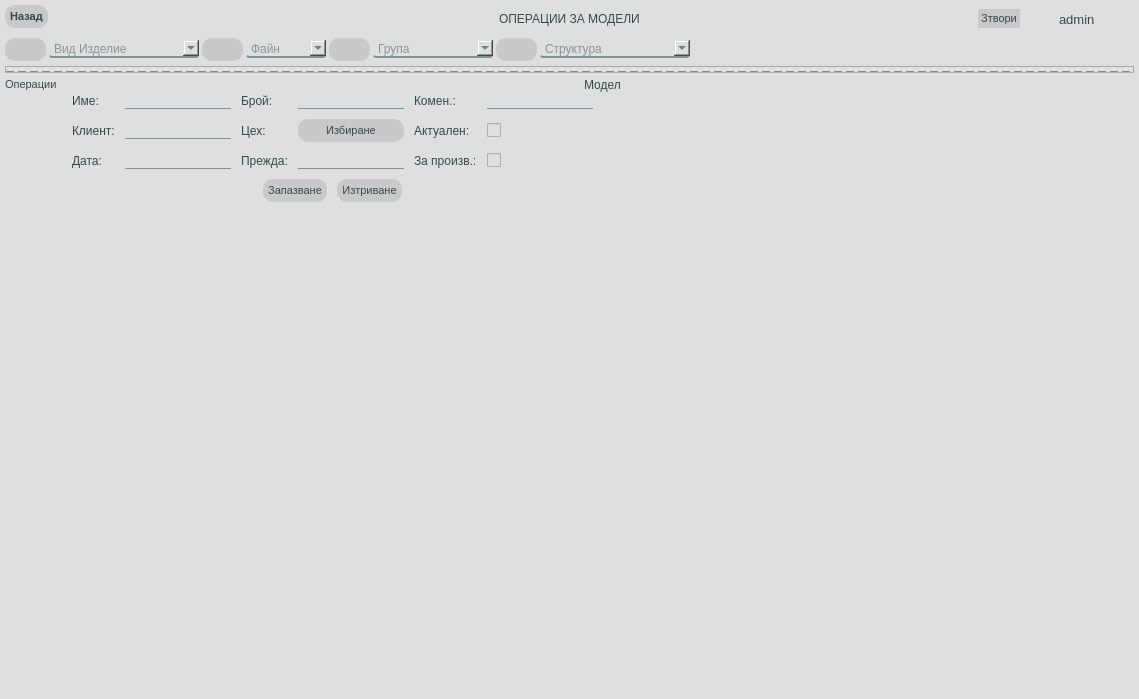
Before: the Qt Designer form app/ui/widgets/groupOpersCustomWidget.ui in DevilPhp/WorkSalary.v01, drawn with Qt 5.
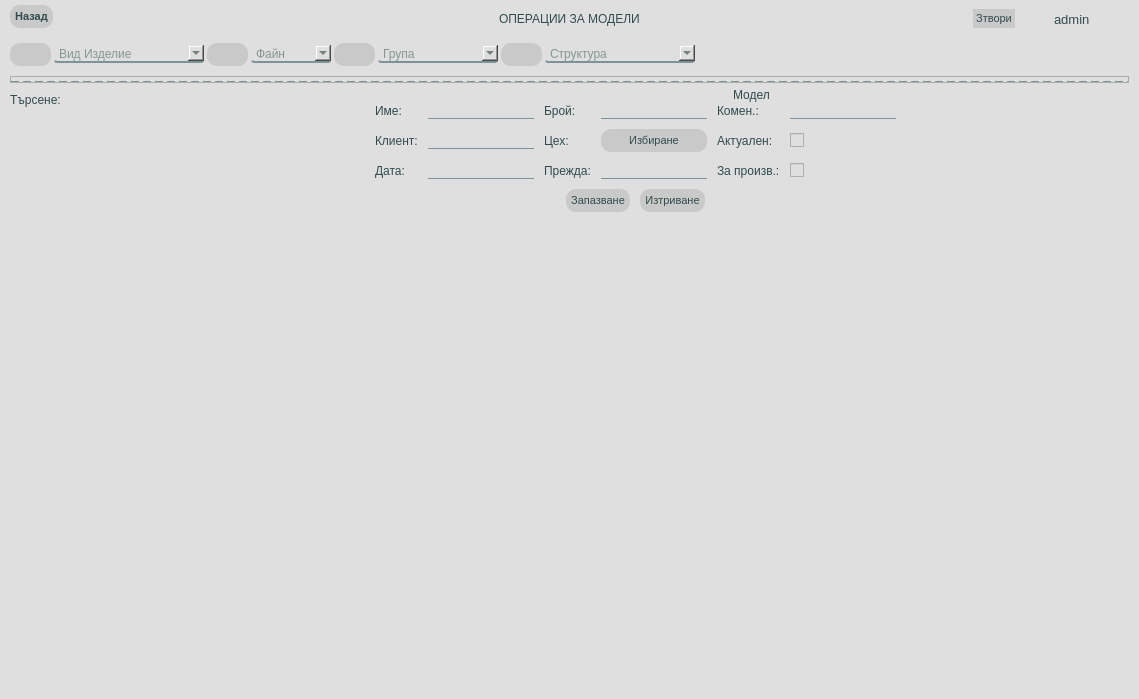
After: the same form once the commit is applied. Icons and pictures are not drawn.

```diff
--- a/app/ui/widgets/groupOpersCustomWidget.ui
+++ b/app/ui/widgets/groupOpersCustomWidget.ui
@@ -131,13 +131,13 @@
     <number>10</number>
    </property>
    <property name="leftMargin">
-    <number>5</number>
+    <number>10</number>
    </property>
    <property name="topMargin">
     <number>5</number>
    </property>
    <property name="rightMargin">
-    <number>5</number>
+    <number>10</number>
    </property>
    <property name="bottomMargin">
     <number>5</number>
@@ -152,7 +152,7 @@
      </property>
      <layout class="QVBoxLayout" name="verticalLayout_4">
       <property name="spacing">
-       <number>5</number>
+       <number>10</number>
       </property>
       <property name="leftMargin">
        <number>0</number>
@@ -685,29 +685,29 @@
             <property name="bottomMargin">
              <number>0</number>
             </property>
-            <item>
-             <widget class="QWidget" name="widget" native="true">
+            <item alignment="Qt::AlignLeft">
+             <widget class="QWidget" name="operationViewWidget" native="true">
               <property name="sizePolicy">
-               <sizepolicy hsizetype="Preferred" vsizetype="Expanding">
+               <sizepolicy hsizetype="Expanding" vsizetype="Expanding">
                 <horstretch>0</horstretch>
                 <verstretch>0</verstretch>
                </sizepolicy>
               </property>
               <property name="minimumSize">
                <size>
-                <width>0</width>
+                <width>350</width>
                 <height>0</height>
                </size>
               </property>
               <property name="maximumSize">
                <size>
-                <width>320</width>
+                <width>16777215</width>
                 <height>16777215</height>
                </size>
               </property>
-              <layout class="QVBoxLayout" name="verticalLayout_6">
+              <layout class="QVBoxLayout" name="verticalLayout_5">
                <property name="spacing">
-                <number>3</number>
+                <number>10</number>
                </property>
                <property name="leftMargin">
                 <number>0</number>
@@ -721,17 +721,23 @@
                <property name="bottomMargin">
                 <number>0</number>
                </property>
-               <item alignment="Qt::AlignHCenter|Qt::AlignTop">
-                <widget class="QWidget" name="widget_3" native="true">
-                 <layout class="QVBoxLayout" name="verticalLayout_5">
+               <item alignment="Qt::AlignLeft|Qt::AlignTop">
+                <widget class="QWidget" name="searchWidget" native="true">
+                 <property name="sizePolicy">
+                  <sizepolicy hsizetype="Expanding" vsizetype="Expanding">
+                   <horstretch>0</horstretch>
+                   <verstretch>0</verstretch>
+                  </sizepolicy>
+                 </property>
+                 <layout class="QHBoxLayout" name="horizontalLayout_12">
                   <property name="spacing">
-                   <number>0</number>
+                   <number>3</number>
                   </property>
                   <property name="leftMargin">
                    <number>0</number>
                   </property>
                   <property name="topMargin">
-                   <number>0</number>
+                   <number>5</number>
                   </property>
                   <property name="rightMargin">
                    <number>0</number>
@@ -742,22 +748,49 @@
                   <item>
                    <widget class="QLabel" name="label">
                     <property name="text">
-                     <string>Операции</string>
+                     <string>Търсене: </string>
                     </property>
                    </widget>
                   </item>
+                  <item>
+                   <widget class="QWidget" name="searchHolderWidget" native="true">
+                    <property name="minimumSize">
+                     <size>
+                      <width>220</width>
+                      <height>0</height>
+                     </size>
+                    </property>
+                    <layout class="QHBoxLayout" name="horizontalLayout_15">
+                     <property name="spacing">
+                      <number>0</number>
+                     </property>
+                     <property name="leftMargin">
+                      <number>0</number>
+                     </property>
+                     <property name="topMargin">
+                      <number>0</number>
+                     </property>
+                     <property name="rightMargin">
+                      <number>0</number>
+                     </property>
+                     <property name="bottomMargin">
+                      <number>0</number>
+                     </property>
+                    </layout>
+                   </widget>
+                  </item>
                  </layout>
                 </widget>
                </item>
                <item>
                 <widget class="QWidget" name="operationListViewWidget" native="true">
                  <property name="sizePolicy">
-                  <sizepolicy hsizetype="Preferred" vsizetype="Expanding">
+                  <sizepolicy hsizetype="Expanding" vsizetype="Expanding">
                    <horstretch>0</horstretch>
                    <verstretch>0</verstretch>
                   </sizepolicy>
                  </property>
-                 <layout class="QVBoxLayout" name="verticalLayout_10">
+                 <layout class="QVBoxLayout" name="verticalLayout_6">
                   <property name="spacing">
                    <number>0</number>
                   </property>
```
